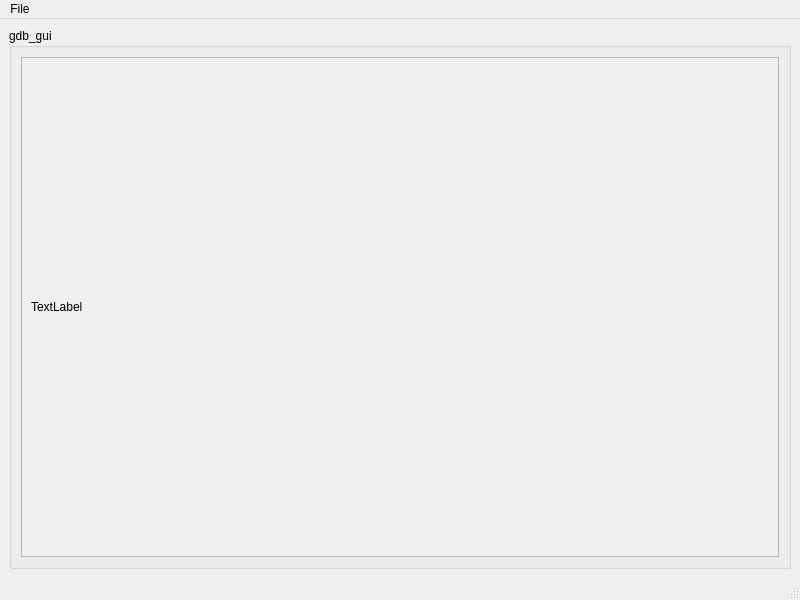
The window that mainwindow.ui (KirillKor21/gdb_app) describes before a commit, drawn with Qt 5.
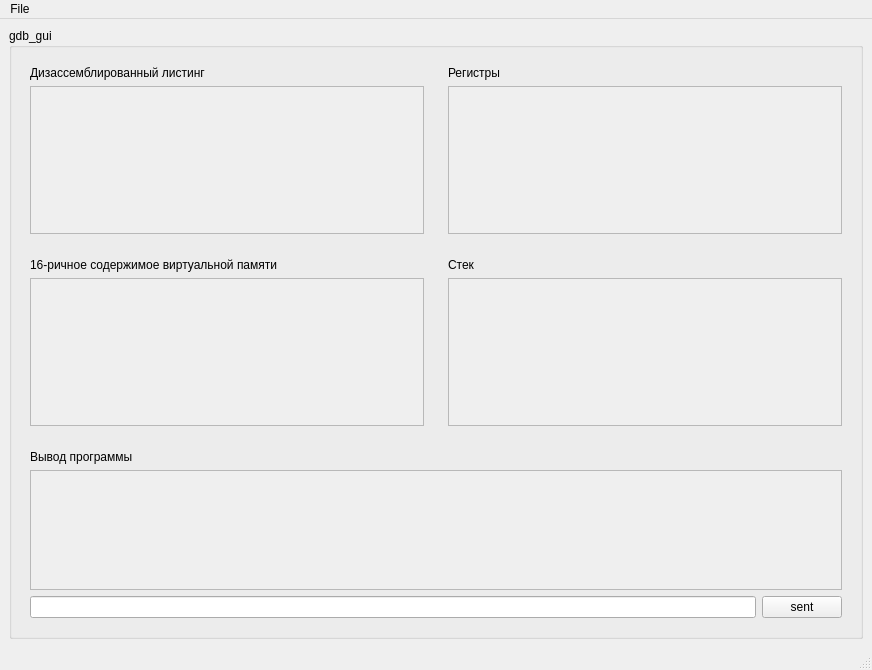
The same window after the commit.

Commit message: disassembly/registers

```diff
--- a/mainwindow.ui
+++ b/mainwindow.ui
@@ -6,8 +6,8 @@
    <rect>
     <x>0</x>
     <y>0</y>
-    <width>800</width>
-    <height>600</height>
+    <width>872</width>
+    <height>670</height>
    </rect>
   </property>
   <property name="windowTitle">
@@ -20,31 +20,165 @@
       <property name="title">
        <string>gdb_gui</string>
       </property>
-      <layout class="QGridLayout" name="gridLayout_2">
+      <layout class="QGridLayout" name="gridLayout_2" rowstretch="0,0,0">
+       <item row="0" column="0">
+        <widget class="QWidget" name="disassembled_listing" native="true">
+         <layout class="QVBoxLayout" name="verticalLayout">
+          <item>
+           <widget class="QLabel" name="label_disassembled_listing">
+            <property name="text">
+             <string>Дизассемблированный листинг</string>
+            </property>
+           </widget>
+          </item>
+          <item>
+           <widget class="QScrollArea" name="scroll_area_disassembled_listing">
+            <property name="widgetResizable">
+             <bool>true</bool>
+            </property>
+            <widget class="QWidget" name="scrollAreaWidgetContents">
+             <property name="geometry">
+              <rect>
+               <x>0</x>
+               <y>0</y>
+               <width>392</width>
+               <height>143</height>
+              </rect>
+             </property>
+            </widget>
+           </widget>
+          </item>
+         </layout>
+        </widget>
+       </item>
+       <item row="0" column="1">
+        <widget class="QWidget" name="registers" native="true">
+         <layout class="QVBoxLayout" name="verticalLayout_3">
+          <item>
+           <widget class="QLabel" name="label_registers">
+            <property name="text">
+             <string>Регистры</string>
+            </property>
+           </widget>
+          </item>
+          <item>
+           <widget class="QScrollArea" name="scroll_area_registers">
+            <property name="widgetResizable">
+             <bool>true</bool>
+            </property>
+            <widget class="QWidget" name="scrollAreaWidgetContents_4">
+             <property name="geometry">
+              <rect>
+               <x>0</x>
+               <y>0</y>
+               <width>392</width>
+               <height>143</height>
+              </rect>
+             </property>
+            </widget>
+           </widget>
+          </item>
+         </layout>
+        </widget>
+       </item>
        <item row="1" column="0">
-        <widget class="QScrollArea" name="scrollArea">
-         <property name="widgetResizable">
-          <bool>true</bool>
-         </property>
-         <widget class="QWidget" name="scrollAreaWidgetContents_5">
-          <property name="geometry">
-           <rect>
-            <x>0</x>
-            <y>0</y>
-            <width>756</width>
-            <height>494</height>
-           </rect>
-          </property>
-          <layout class="QVBoxLayout" name="verticalLayout">
-           <item>
-            <widget class="QLabel" name="label">
-             <property name="text">
-              <string>TextLabel</string>
+        <widget class="QWidget" name="hex" native="true">
+         <layout class="QVBoxLayout" name="verticalLayout_2">
+          <item>
+           <widget class="QLabel" name="label_2">
+            <property name="text">
+             <string>16-ричное содержимое виртуальной памяти</string>
+            </property>
+           </widget>
+          </item>
+          <item>
+           <widget class="QScrollArea" name="scrollArea_2">
+            <property name="widgetResizable">
+             <bool>true</bool>
+            </property>
+            <widget class="QWidget" name="scrollAreaWidgetContents_2">
+             <property name="geometry">
+              <rect>
+               <x>0</x>
+               <y>0</y>
+               <width>392</width>
+               <height>142</height>
+              </rect>
              </property>
             </widget>
-           </item>
-          </layout>
-         </widget>
+           </widget>
+          </item>
+         </layout>
+        </widget>
+       </item>
+       <item row="1" column="1">
+        <widget class="QWidget" name="stack" native="true">
+         <layout class="QVBoxLayout" name="verticalLayout_4">
+          <item>
+           <widget class="QLabel" name="label_4">
+            <property name="text">
+             <string>Стек</string>
+            </property>
+           </widget>
+          </item>
+          <item>
+           <widget class="QScrollArea" name="scrollArea_4">
+            <property name="widgetResizable">
+             <bool>true</bool>
+            </property>
+            <widget class="QWidget" name="scrollAreaWidgetContents_5">
+             <property name="geometry">
+              <rect>
+               <x>0</x>
+               <y>0</y>
+               <width>392</width>
+               <height>142</height>
+              </rect>
+             </property>
+            </widget>
+           </widget>
+          </item>
+         </layout>
+        </widget>
+       </item>
+       <item row="2" column="0" colspan="2">
+        <widget class="QWidget" name="output" native="true">
+         <layout class="QGridLayout" name="gridLayout_3">
+          <item row="0" column="0">
+           <widget class="QLabel" name="label_output">
+            <property name="text">
+             <string>Вывод программы</string>
+            </property>
+           </widget>
+          </item>
+          <item row="1" column="0" colspan="2">
+           <widget class="QScrollArea" name="scroll_area_output">
+            <property name="widgetResizable">
+             <bool>true</bool>
+            </property>
+            <widget class="QWidget" name="scrollAreaWidgetContents_6">
+             <property name="geometry">
+              <rect>
+               <x>0</x>
+               <y>0</y>
+               <width>810</width>
+               <height>113</height>
+              </rect>
+             </property>
+            </widget>
+           </widget>
+          </item>
+          <item row="2" column="0">
+           <widget class="QLineEdit" name="line_command"/>
+          </item>
+          <item row="2" column="1">
+           <widget class="QPushButton" name="btn_send">
+            <property name="text">
+             <string>sent</string>
+            </property>
+           </widget>
+          </item>
+         </layout>
         </widget>
        </item>
       </layout>
@@ -57,7 +191,7 @@
     <rect>
      <x>0</x>
      <y>0</y>
-     <width>800</width>
+     <width>872</width>
      <height>21</height>
     </rect>
    </property>
```
The commit also changes 2 other files.
